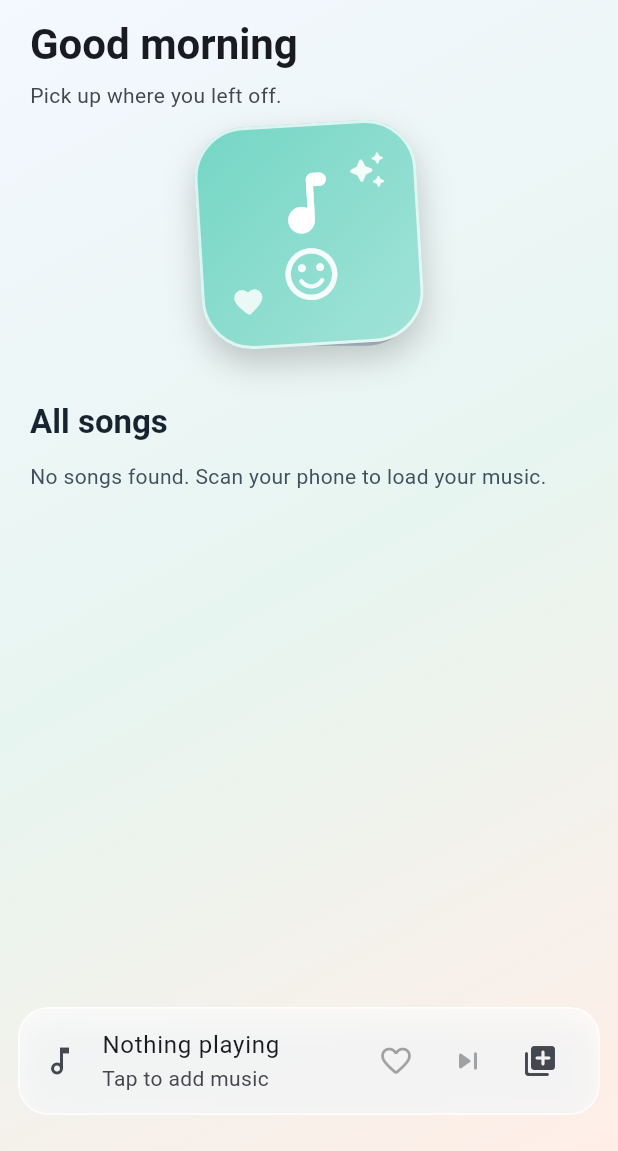
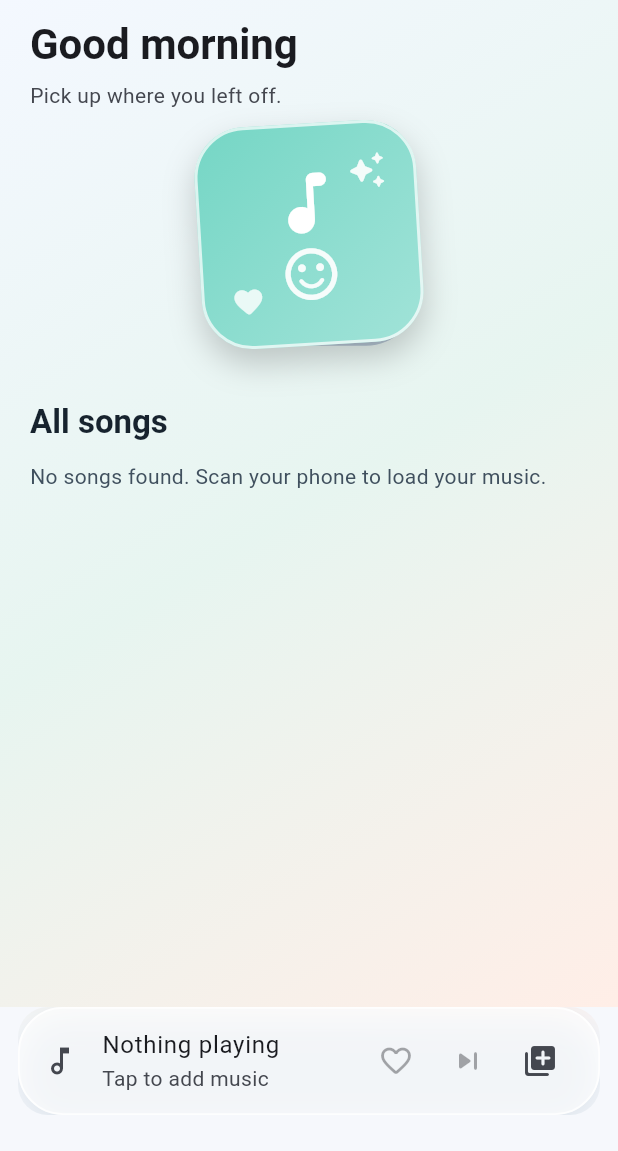
Before and after one commit to TJHerman007/music_player_app, a Flutter app: the screen it shows after launch, on a phone screen of 412 x 824 dp, the part 85-1236 px from its top. Run offline on Flutter 3.47's test engine with Material 3 defaults, Android fonts, the phone set to English and light mode, and no system bars; our stand-ins replace file_picker, just_audio, permission_handler.

Commit message:
fixed issues

```diff
--- a/lib/audio/audio_library.dart
+++ b/lib/audio/audio_library.dart
@@ -11,7 +11,7 @@
   final String path;
 }
 
-enum TrackSource { library, likedSongs, playlist }
+enum TrackSource { library, likedSongs, playlist, allSongs }
 
 enum AudioRepeatMode { off, all, one }
 
@@ -35,6 +35,7 @@
   String? errorMessage;
 
   bool get isPlaying => player.playing;
+  bool get nowPlaying => player.playing && currentTrack != null;
 
   bool isFavorite(AudioTrack track) => _favoritePaths.contains(track.path);
 
--- a/lib/widgets/glass_surface.dart
+++ b/lib/widgets/glass_surface.dart
@@ -27,7 +27,7 @@
         child: DecoratedBox(
           decoration: BoxDecoration(
             color: surfaceColor,
-            borderRadius: BorderRadius.circular(20),
+            borderRadius: BorderRadius.circular(30),
             border: Border.all(color: highlightColor, width: 1.2),
             boxShadow: [
               BoxShadow(
@@ -81,7 +81,7 @@
               selectedColor: Theme.of(context).colorScheme.primary,
               selectedTileColor: selectedOverlay,
               shape: RoundedRectangleBorder(
-                borderRadius: BorderRadius.circular(16),
+                borderRadius: BorderRadius.circular(30),
               ),
               child: child,
             ),
```
Also changed, not shown: lib/screens/home_page.dart (+34 -6 lines).
